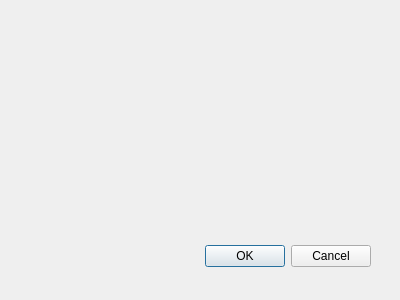
First picture: the form in src/plugins/Sleep/sleepdialog.ui, repository karakirimu/AutoBatchTools, before the edit.
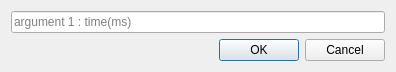
Second picture: the form after the edit.

Diff of the .ui file:
```diff
--- a/src/plugins/Sleep/sleepdialog.ui
+++ b/src/plugins/Sleep/sleepdialog.ui
@@ -8,22 +8,32 @@
    <rect>
     <x>0</x>
     <y>0</y>
-    <width>400</width>
-    <height>300</height>
+    <width>396</width>
+    <height>66</height>
    </rect>
   </property>
   <property name="windowTitle">
    <string>Dialog</string>
   </property>
-  <widget name="buttonBox" class="QDialogButtonBox">
-   <property name="geometry">
-    <rect>
-     <x>30</x>
-     <y>240</y>
-     <width>341</width>
-     <height>32</height>
-    </rect>
-   </property>
+  <layout class="QVBoxLayout" name="verticalLayout">
+   <item>
+    <widget class="QLineEdit" name="timerLineEdit">
+     <property name="inputMask">
+      <string/>
+     </property>
+     <property name="text">
+      <string/>
+     </property>
+     <property name="maxLength">
+      <number>8</number>
+     </property>
+     <property name="placeholderText">
+      <string>argument 1 : time(ms)</string>
+     </property>
+    </widget>
+   </item>
+   <item>
+    <widget class="QDialogButtonBox" name="buttonBox">
    <property name="orientation">
     <enum>Qt::Horizontal</enum>
    </property>
@@ -31,6 +41,8 @@
     <set>QDialogButtonBox::Cancel|QDialogButtonBox::Ok</set>
    </property>
   </widget>
+   </item>
+  </layout>
  </widget>
  <pixmapfunction/>
  <resources/>
```
Left out of the diff: 7 changed lines with no effect on the pictures. Lines whose indentation alone changed are shown as unchanged.
